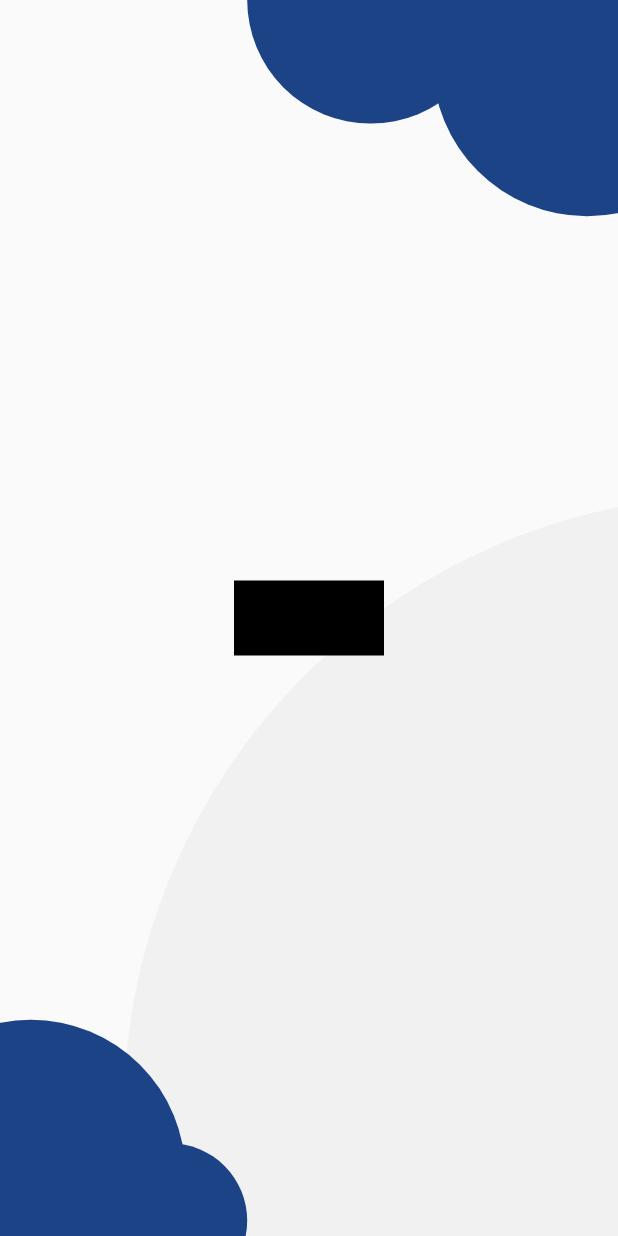
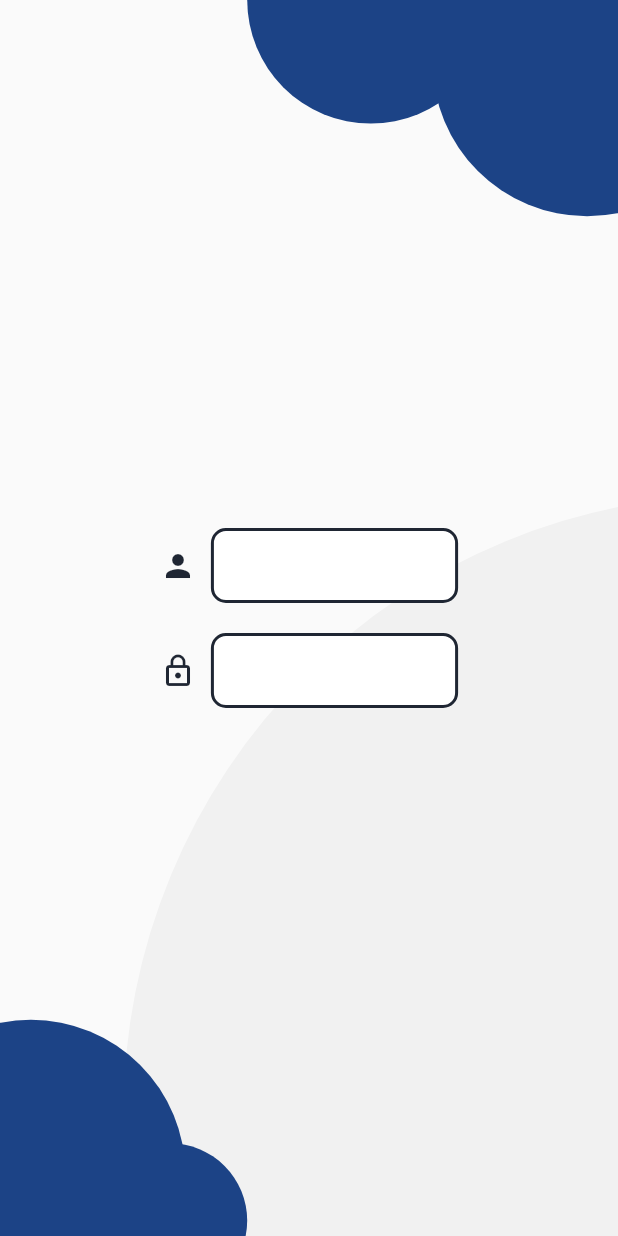
Before and after one commit to arif-pandu/dicoding_submission, a Flutter app: the screen it shows after launch, on a phone screen of 412 x 824 dp. Run offline on Flutter 3.47's test engine with Material 2 defaults, Android fonts, the phone set to English and light mode, and no system bars.

Commit message:
Add login UI

```diff
--- a/lib/const/color.dart
+++ b/lib/const/color.dart
@@ -4,6 +4,5 @@ class AppColor {
   static const Color blackColor = Color(0xFF1f2633);
   static const Color orangeColor = Color(0xFFff644c);
   static const Color whiteColor = Color(0xFFffffff);
-
-  // static const List<Color> listColor = [blackColor, orangeColor, whiteColor];
+  static const Color greyColor = Color(0xFF808080);
 }
--- a/lib/page/login.dart
+++ b/lib/page/login.dart
@@ -1,3 +1,4 @@
+import 'package:dicoding_submission/const/color.dart';
 import 'package:dicoding_submission/widget/bg.dart';
 import 'package:flutter/material.dart';
 
@@ -32,10 +33,44 @@ class _LoginPageState extends State<LoginPage> {
             child: Column(
               mainAxisAlignment: MainAxisAlignment.center,
               children: [
-                Container(
-                  height: 50,
-                  width: 100,
-                  color: Colors.black,
+                Row(
+                  mainAxisAlignment: MainAxisAlignment.center,
+                  children: [
+                    Icon(
+                      Icons.person,
+                      color: AppColor.blackColor,
+                    ),
+                    Container(
+                      margin: EdgeInsets.only(left: 10),
+                      height: 50,
+                      width: width * 0.4,
+                      decoration: BoxDecoration(
+                        color: AppColor.whiteColor,
+                        borderRadius: BorderRadius.circular(10),
+                        border: Border.all(width: 2, color: AppColor.blackColor),
+                      ),
+                    ),
+                  ],
+                ),
+                const SizedBox(height: 20),
+                Row(
+                  mainAxisAlignment: MainAxisAlignment.center,
+                  children: [
+                    Icon(
+                      Icons.lock_outline,
+                      color: AppColor.blackColor,
+                    ),
+                    Container(
+                      margin: EdgeInsets.only(left: 10),
+                      height: 50,
+                      width: width * 0.4,
+                      decoration: BoxDecoration(
+                        color: AppColor.whiteColor,
+                        borderRadius: BorderRadius.circular(10),
+                        border: Border.all(width: 2, color: AppColor.blackColor),
+                      ),
+                    ),
+                  ],
                 ),
               ],
             ),
```
